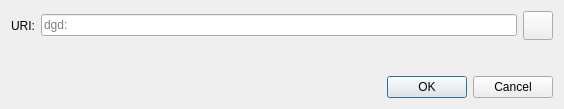
First picture: the form in src/qt/forms/openuridialog.ui, repository FastPaymentsInc/DigitalGold, before the edit.
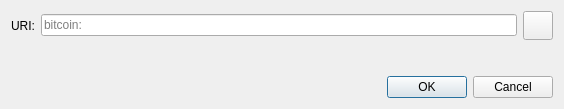
Second picture: the form after the edit. Icons and pictures are not drawn. Custom widgets are drawn as their Qt base class.

```diff
--- a/src/qt/forms/openuridialog.ui
+++ b/src/qt/forms/openuridialog.ui
@@ -26,7 +26,7 @@
      <item>
       <widget class="QValidatedLineEdit" name="uriEdit">
        <property name="placeholderText">
-        <string notr="true">dgd:</string>
+        <string notr="true">bitcoin:</string>
        </property>
       </widget>
      </item>
```
Left out of the diff: 2 changed lines with no effect on the pictures.
